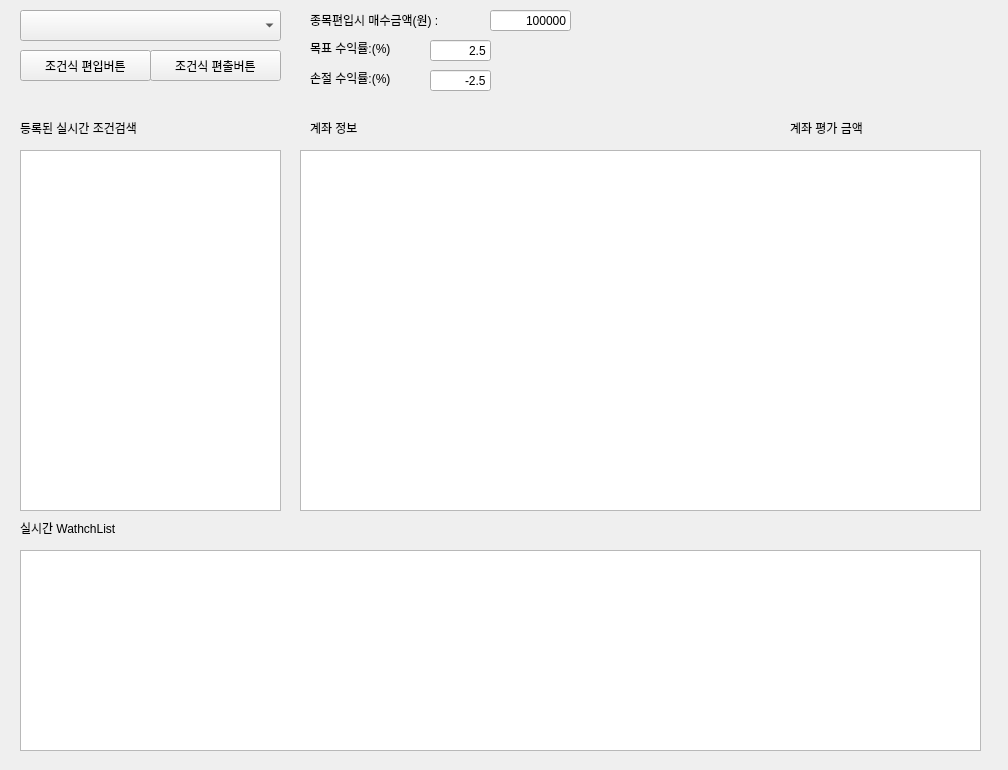
The window that main.ui (dikwon79/dongilStock) describes before a commit, drawn with Qt 5.
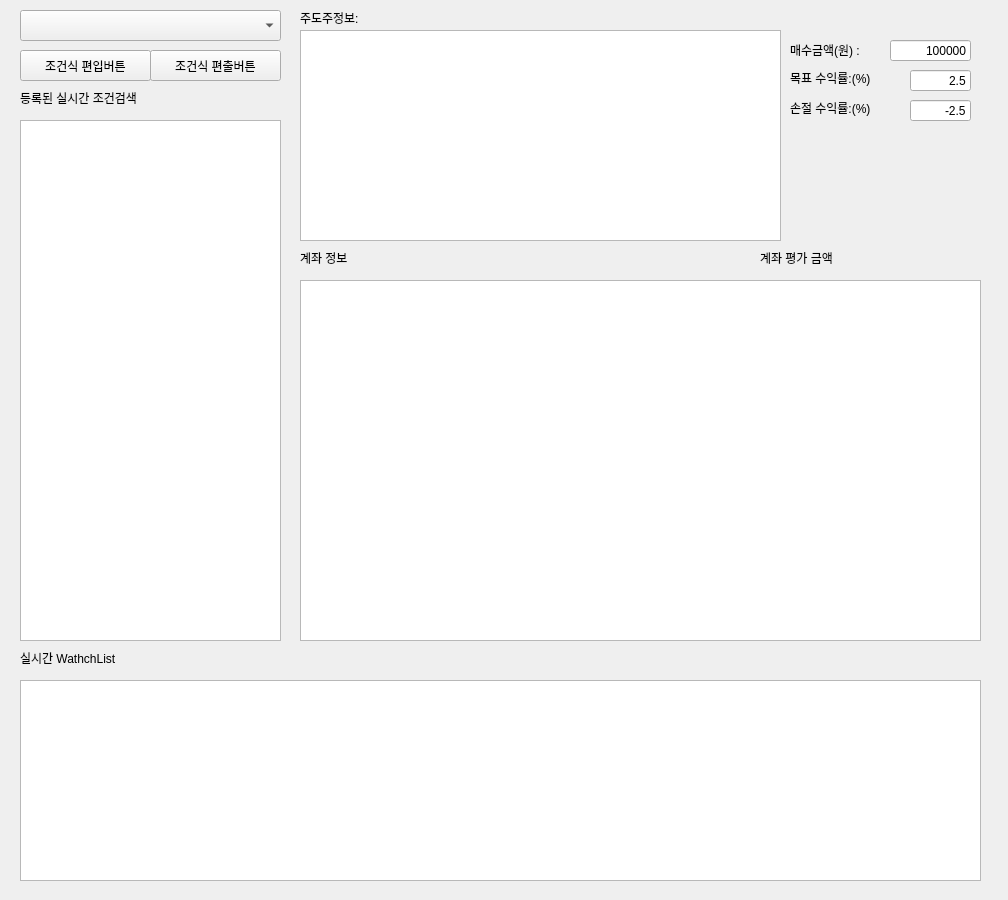
The same window after the commit.

What changed in the file:
```diff
--- a/main.ui
+++ b/main.ui
@@ -7,13 +7,13 @@
     <x>0</x>
     <y>0</y>
     <width>1008</width>
-    <height>770</height>
+    <height>900</height>
    </rect>
   </property>
   <property name="maximumSize">
    <size>
     <width>1008</width>
-    <height>770</height>
+    <height>900</height>
    </size>
   </property>
   <property name="baseSize">
@@ -65,17 +65,17 @@
    <property name="geometry">
     <rect>
      <x>20</x>
-     <y>150</y>
+     <y>120</y>
      <width>261</width>
-     <height>361</height>
+     <height>521</height>
     </rect>
    </property>
   </widget>
   <widget class="QLineEdit" name="buyAmountLineEdit">
    <property name="geometry">
     <rect>
-     <x>490</x>
-     <y>10</y>
+     <x>890</x>
+     <y>40</y>
      <width>81</width>
      <height>21</height>
     </rect>
@@ -90,21 +90,21 @@
   <widget class="QLabel" name="label">
    <property name="geometry">
     <rect>
-     <x>310</x>
-     <y>10</y>
-     <width>231</width>
+     <x>790</x>
+     <y>40</y>
+     <width>101</width>
      <height>20</height>
     </rect>
    </property>
    <property name="text">
-    <string>종목편입시 매수금액(원) :</string>
+    <string>매수금액(원) :</string>
    </property>
   </widget>
   <widget class="QLabel" name="label_2">
    <property name="geometry">
     <rect>
-     <x>310</x>
-     <y>40</y>
+     <x>790</x>
+     <y>70</y>
      <width>131</width>
      <height>16</height>
     </rect>
@@ -116,8 +116,8 @@
   <widget class="QLineEdit" name="goalReturnLineEdit">
    <property name="geometry">
     <rect>
-     <x>430</x>
-     <y>40</y>
+     <x>910</x>
+     <y>70</y>
      <width>61</width>
      <height>21</height>
     </rect>
@@ -135,8 +135,8 @@
   <widget class="QLabel" name="label_3">
    <property name="geometry">
     <rect>
-     <x>310</x>
-     <y>70</y>
+     <x>790</x>
+     <y>100</y>
      <width>121</width>
      <height>16</height>
     </rect>
@@ -148,8 +148,8 @@
   <widget class="QLineEdit" name="stopLossLineEdit">
    <property name="geometry">
     <rect>
-     <x>430</x>
-     <y>70</y>
+     <x>910</x>
+     <y>100</y>
      <width>61</width>
      <height>21</height>
     </rect>
@@ -165,7 +165,7 @@
    <property name="geometry">
     <rect>
      <x>20</x>
-     <y>550</y>
+     <y>680</y>
      <width>961</width>
      <height>201</height>
     </rect>
@@ -175,7 +175,7 @@
    <property name="geometry">
     <rect>
      <x>20</x>
-     <y>120</y>
+     <y>90</y>
      <width>261</width>
      <height>16</height>
     </rect>
@@ -188,7 +188,7 @@
    <property name="geometry">
     <rect>
      <x>20</x>
-     <y>520</y>
+     <y>650</y>
      <width>311</width>
      <height>16</height>
     </rect>
@@ -201,7 +201,7 @@
    <property name="geometry">
     <rect>
      <x>300</x>
-     <y>150</y>
+     <y>280</y>
      <width>681</width>
      <height>361</height>
     </rect>
@@ -213,8 +213,8 @@
   <widget class="QLabel" name="label_6">
    <property name="geometry">
     <rect>
-     <x>310</x>
-     <y>120</y>
+     <x>300</x>
+     <y>250</y>
      <width>64</width>
      <height>15</height>
     </rect>
@@ -226,8 +226,8 @@
   <widget class="QLabel" name="currentBalanceLabel">
    <property name="geometry">
     <rect>
-     <x>790</x>
-     <y>120</y>
+     <x>760</x>
+     <y>250</y>
      <width>201</width>
      <height>16</height>
     </rect>
@@ -236,6 +236,29 @@
     <string>계좌 평가 금액 </string>
    </property>
   </widget>
+  <widget class="QLabel" name="label_7">
+   <property name="geometry">
+    <rect>
+     <x>300</x>
+     <y>10</y>
+     <width>131</width>
+     <height>16</height>
+    </rect>
+   </property>
+   <property name="text">
+    <string>주도주정보:</string>
+   </property>
+  </widget>
+  <widget class="QTableView" name="dailytopTableView">
+   <property name="geometry">
+    <rect>
+     <x>300</x>
+     <y>30</y>
+     <width>481</width>
+     <height>211</height>
+    </rect>
+   </property>
+  </widget>
  </widget>
  <resources/>
  <connections/>
```
